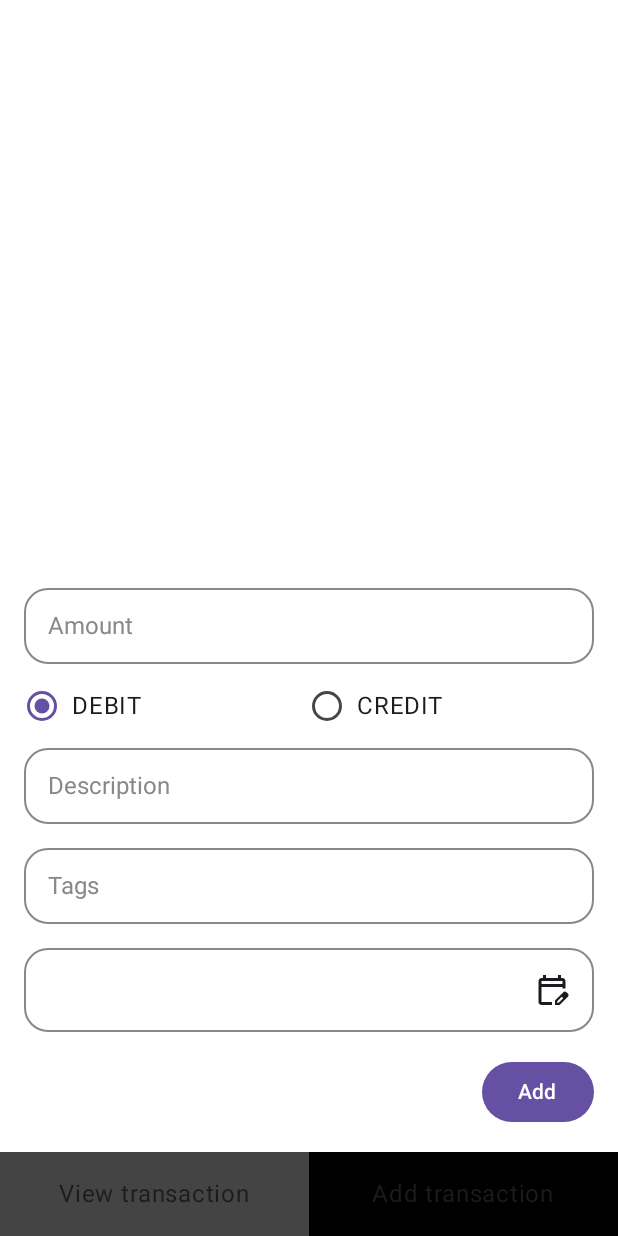
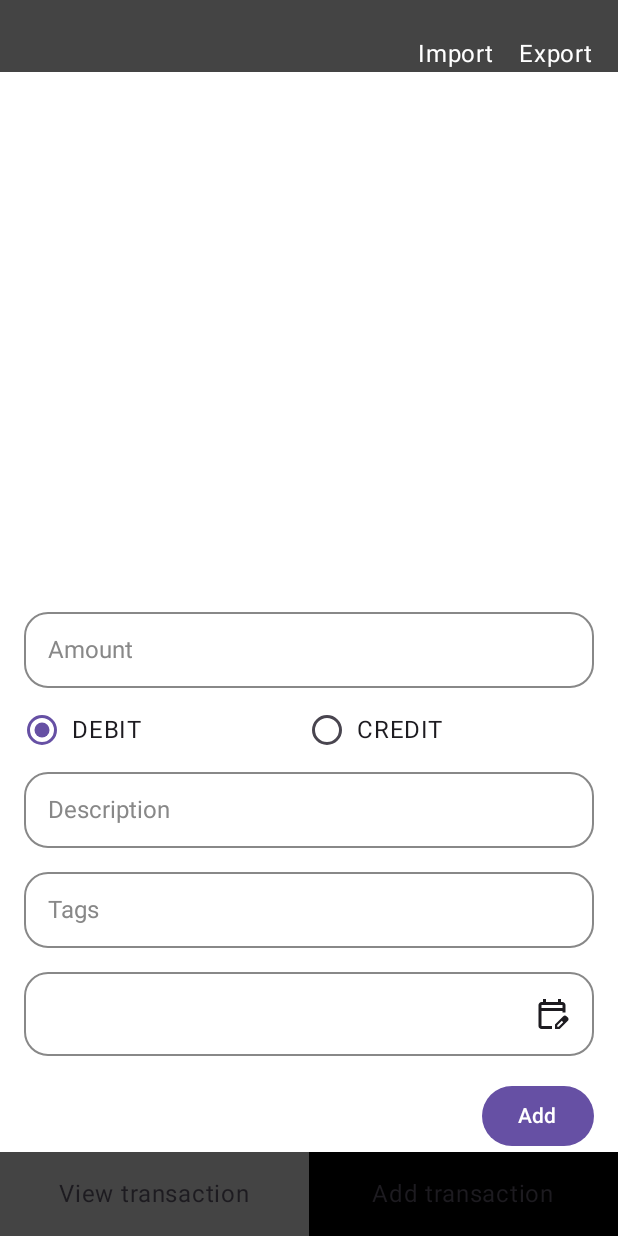
Before and after one commit to rohitrai3/Finance, an Android app built with Jetpack Compose: the AddTransactionScreen screen opened through its navigation route, on a phone screen of 412 x 824 dp. Run offline under Robolectric (Android 15) with nearby library versions, the light colour scheme and no system bars; our stand-ins replace Room's generated code; libraries missing offline, so code that uses them is left out: com.opencsv.bean.

Commit message:
Export data to csv

```diff
--- a/Android/app/build.gradle.kts
+++ b/Android/app/build.gradle.kts
@@ -66,4 +66,6 @@ dependencies {
     // Navigation
     implementation(libs.androidx.navigation.compose)
     implementation(libs.androidx.lifecycle.livedata.ktx)
+    // OpenCSV
+    implementation(libs.opencsv)
 }
--- a/Android/app/src/main/java/com/rohitrai/finance/FinanceNavHost.kt
+++ b/Android/app/src/main/java/com/rohitrai/finance/FinanceNavHost.kt
@@ -59,7 +59,7 @@ fun FinanceNavHost(db: FinanceDatabase, modifier: Modifier = Modifier, navContro
     NavHost(
         navController = navController,
         startDestination = ViewTransactions.route,
-        modifier = modifier.padding(16.dp)
+        modifier = modifier.padding(16.dp, 0.dp)
     ) {
         composable(route = ViewTransactions.route) {
             ViewTransactionsScreen(transactions.value)
--- a/Android/app/src/main/java/com/rohitrai/finance/MainActivity.kt
+++ b/Android/app/src/main/java/com/rohitrai/finance/MainActivity.kt
@@ -1,5 +1,7 @@
 package com.rohitrai.finance
 
+import android.app.Activity
+import android.content.Intent
 import android.os.Bundle
 import androidx.activity.ComponentActivity
 import androidx.activity.compose.setContent
@@ -10,31 +12,68 @@ import androidx.compose.material3.Scaffold
 import androidx.compose.runtime.Composable
 import androidx.compose.runtime.getValue
 import androidx.compose.ui.Modifier
+import androidx.lifecycle.compose.collectAsStateWithLifecycle
 import androidx.navigation.compose.currentBackStackEntryAsState
 import androidx.navigation.compose.rememberNavController
 import androidx.room.Room
+import com.opencsv.bean.StatefulBeanToCsvBuilder
 import com.rohitrai.finance.data.FinanceDatabase
+import com.rohitrai.finance.data.Transaction
 import com.rohitrai.finance.ui.component.NavBar
+import com.rohitrai.finance.ui.component.TopBar
 import com.rohitrai.finance.ui.theme.FinanceTheme
+import java.io.FileNotFoundException
+import java.io.FileWriter
+import java.io.IOException
 
 class MainActivity : ComponentActivity() {
+    var transactions = listOf<Transaction>()
+
     override fun onCreate(savedInstanceState: Bundle?) {
         super.onCreate(savedInstanceState)
         val db = Room.databaseBuilder(
             this,
             FinanceDatabase::class.java, "finance_database"
-            )
+        )
             .allowMainThreadQueries()
+            .fallbackToDestructiveMigration(true)
             .build()
         enableEdgeToEdge()
         setContent {
-            FinanceApp(db)
+            transactions = db.transactionDao().getAll()
+                .collectAsStateWithLifecycle(initialValue = listOf()).value
+            FinanceApp(this, db)
+        }
+    }
+
+    @Deprecated("Deprecated in Java")
+    override fun onActivityResult(
+        requestCode: Int,
+        resultCode: Int,
+        data: Intent?
+    ) {
+        super.onActivityResult(requestCode, resultCode, data)
+        if (requestCode == 2 && resultCode == RESULT_OK) {
+            data?.data?.also { uri ->
+                try {
+                    contentResolver.openFileDescriptor(uri, "w")?.use {
+                        val writer = FileWriter(it.fileDescriptor)
+                        val beanToCsv = StatefulBeanToCsvBuilder<List<Transaction>>(writer).build()
+                        beanToCsv.write(transactions)
+                        writer.close()
+                    }
+                } catch (e: FileNotFoundException) {
+                    e.printStackTrace()
+                } catch (e: IOException) {
+                    e.printStackTrace()
+                }
+            }
         }
     }
 }
 
 @Composable
-fun FinanceApp(db: FinanceDatabase) {
+fun FinanceApp(activity: Activity, db: FinanceDatabase) {
     FinanceTheme {
         val navController = rememberNavController()
         val currentBackStack by navController.currentBackStackEntryAsState()
@@ -42,15 +81,20 @@ fun FinanceApp(db: FinanceDatabase) {
         val currentScreen =
             financeScreens.find { it.route == currentDestination?.route } ?: ViewTransactions
         Scaffold(
-            bottomBar = { NavBar(
-                currentScreen = currentScreen,
-                onTabSelected = { screen -> navController.navigateSingleTopTo(screen.route) },
-                screens = financeScreens
-            ) }
+            bottomBar = {
+                NavBar(
+                    currentScreen = currentScreen,
+                    onTabSelected = { screen -> navController.navigateSingleTopTo(screen.route) },
+                    screens = financeScreens
+                )
+            },
+            topBar = { TopBar(activity) }
         ) { innerPadding ->
             FinanceNavHost(
                 db,
-                modifier = Modifier.fillMaxSize().padding(innerPadding),
+                modifier = Modifier
+                    .fillMaxSize()
+                    .padding(innerPadding),
                 navController = navController
             )
         }
--- a/Android/app/src/main/java/com/rohitrai/finance/data/FinanceDatabase.kt
+++ b/Android/app/src/main/java/com/rohitrai/finance/data/FinanceDatabase.kt
@@ -2,9 +2,8 @@ package com.rohitrai.finance.data
 
 import androidx.room.Database
 import androidx.room.RoomDatabase
-import com.rohitrai.finance.data.TransactionDao
 
-@Database(entities = [Transaction::class], version = 1, exportSchema = false)
+@Database(entities = [Transaction::class], version = 2, exportSchema = false)
 abstract class FinanceDatabase: RoomDatabase() {
     abstract fun transactionDao(): TransactionDao
 }
--- /dev/null
+++ b/Android/app/src/main/java/com/rohitrai/finance/ui/component/TopBar.kt
@@ -0,0 +1,53 @@
+package com.rohitrai.finance.ui.component
+
+import android.app.Activity
+import android.content.Intent
+import androidx.compose.foundation.background
+import androidx.compose.foundation.clickable
+import androidx.compose.foundation.layout.Arrangement
+import androidx.compose.foundation.layout.Row
+import androidx.compose.foundation.layout.fillMaxWidth
+import androidx.compose.foundation.layout.height
+import androidx.compose.foundation.layout.padding
+import androidx.compose.material3.ExperimentalMaterial3Api
+import androidx.compose.material3.Text
+import androidx.compose.runtime.Composable
+import androidx.compose.ui.Alignment
+import androidx.compose.ui.Modifier
+import androidx.compose.ui.res.stringResource
+import androidx.compose.ui.unit.dp
+import androidx.core.app.ActivityCompat.startActivityForResult
+import com.rohitrai.finance.R
+import com.rohitrai.finance.ui.theme.DarkGray
+import com.rohitrai.finance.ui.theme.White
+
+@Composable
+fun TopBar(activity: Activity) {
+    Row(
+        horizontalArrangement = Arrangement.End,
+        modifier = Modifier
+            .background(DarkGray)
+            .fillMaxWidth()
+            .height(48.dp),
+        verticalAlignment = Alignment.Bottom
+    ) {
+        Text(color = White, text = stringResource(R.string.import_label))
+        Text(
+            color = White,
+            modifier = Modifier
+                .clickable(onClick = { exportData(activity) })
+                .padding(16.dp, 0.dp),
+            text = stringResource(R.string.export_label)
+        )
+    }
+}
+
+fun exportData(activity: Activity) {
+    val intent = Intent(Intent.ACTION_CREATE_DOCUMENT).apply {
+        addCategory(Intent.CATEGORY_OPENABLE)
+        type = "text/csv"
+        putExtra(Intent.EXTRA_TITLE, "finance_data.csv")
+    }
+
+    startActivityForResult(activity, intent, 2, null)
+}
--- a/Android/app/src/main/java/com/rohitrai/finance/ui/theme/Color.kt
+++ b/Android/app/src/main/java/com/rohitrai/finance/ui/theme/Color.kt
@@ -3,6 +3,7 @@ package com.rohitrai.finance.ui.theme
 import androidx.compose.ui.graphics.Color
 
 val Black = Color.Black
+val DarkGray = Color.DarkGray
 val Gray = Color.Gray
 val LightGray = Color.LightGray
 val LighterRed = Color(0x22FF0000)
--- a/Android/app/src/main/res/values/strings.xml
+++ b/Android/app/src/main/res/values/strings.xml
@@ -7,8 +7,10 @@
     <string name="date_label">Date</string>
     <string name="description_label">Description</string>
     <string name="description_placeholder">Ate lunch in canteen</string>
+    <string name="edit_calendar_icon">Edit calendar</string>
+    <string name="export_label">Export</string>
+    <string name="import_label">Import</string>
     <string name="ok_label">OK</string>
-    <string name="edit_calendar_icon">Edit calendar</string>
     <string name="rupee_symbol">₹</string>
     <string name="tags_label">Tags</string>
     <string name="tags_placeholder">Food</string>
--- a/Android/gradle/libs.versions.toml
+++ b/Android/gradle/libs.versions.toml
@@ -11,6 +11,7 @@ activityCompose = "1.8.0"
 composeBom = "2024.09.00"
 material3 = "1.4.0"
 navigationCompose = "2.9.6"
+opencsv = "5.12.0"
 roomRuntime = "2.8.4"
 
 [libraries]
@@ -35,6 +36,7 @@ androidx-compose-ui-tooling-preview = { group = "androidx.compose.ui", name = "u
 androidx-compose-ui-test-manifest = { group = "androidx.compose.ui", name = "ui-test-manifest" }
 androidx-compose-ui-test-junit4 = { group = "androidx.compose.ui", name = "ui-test-junit4" }
 androidx-compose-material3 = { group = "androidx.compose.material3", name = "material3" }
+opencsv = { module = "com.opencsv:opencsv", version.ref = "opencsv" }
 
 [plugins]
 android-application = { id = "com.android.application", version.ref = "agp" }
```
Also changed, not shown: Android/app/src/main/java/com/rohitrai/finance/data/Transaction.kt (+11 -3 lines).
